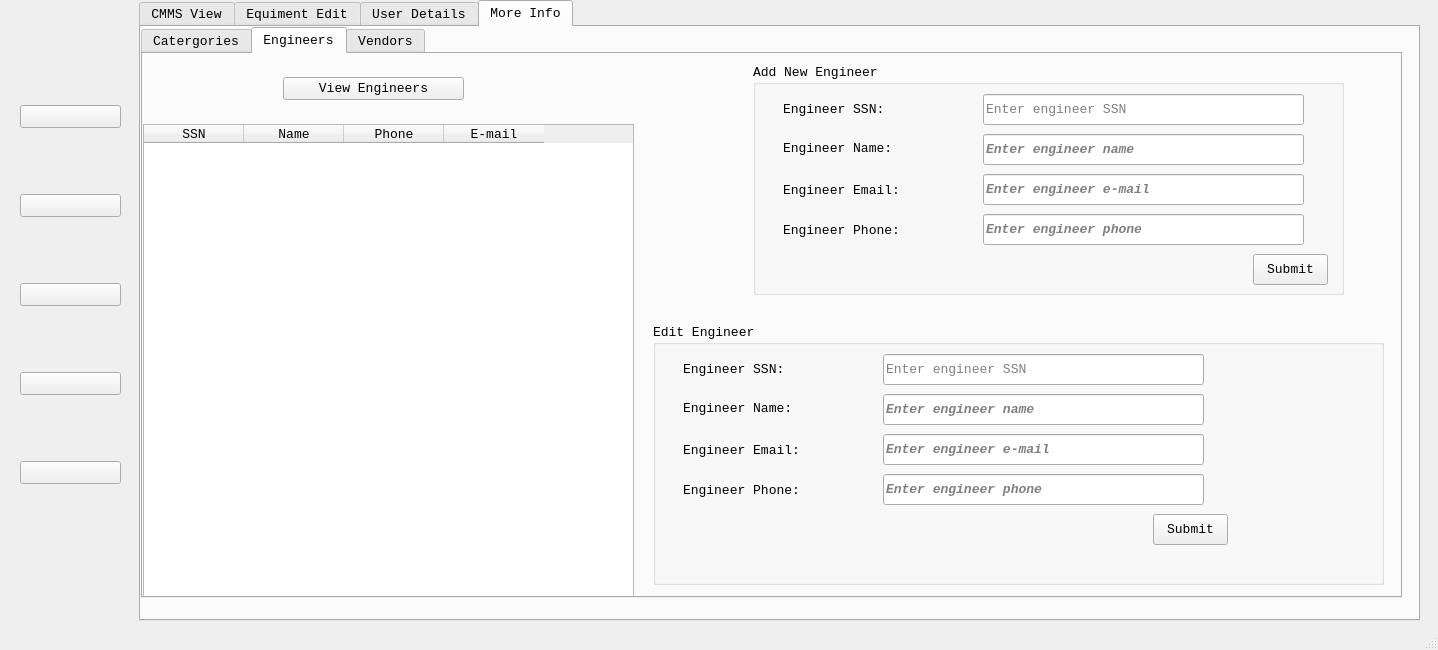
mostafa20223/Clinical_Project, file design.ui: the form before one commit.
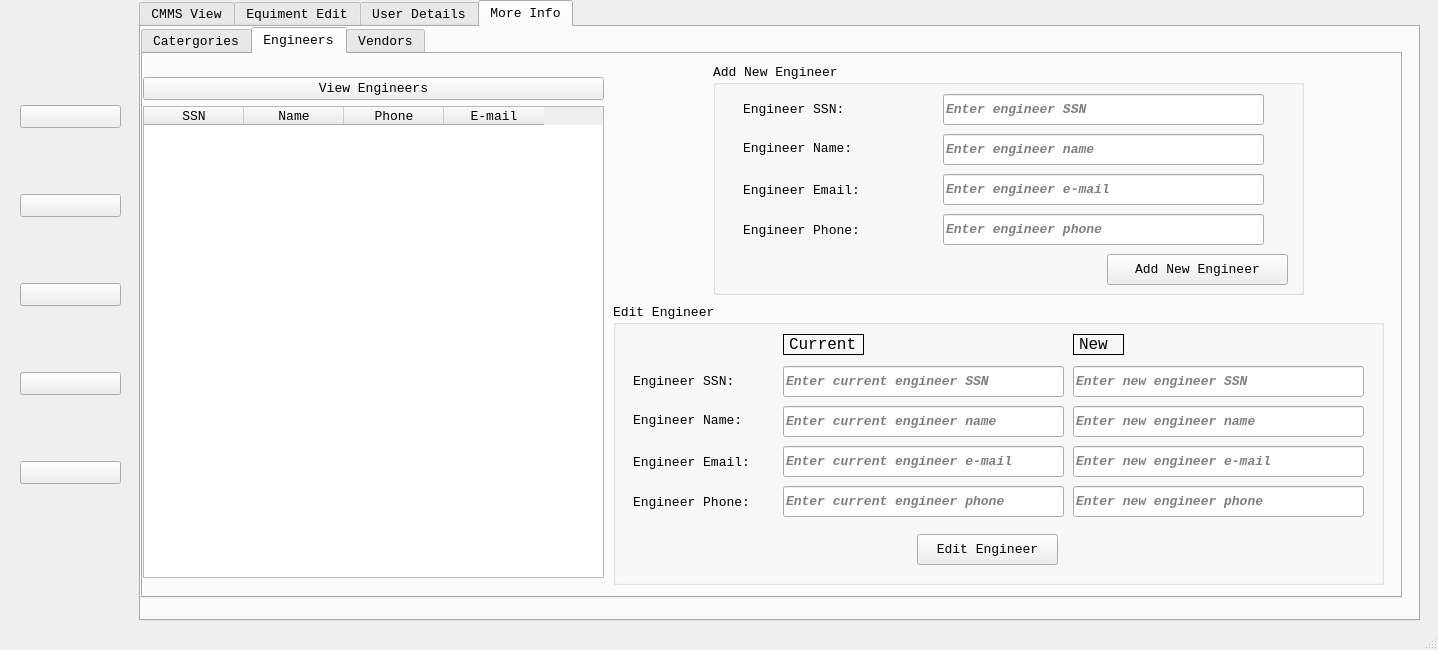
The form after the commit. The open tabs and pages were chosen to show the change. Icons and pictures are not drawn.

The edit to the form file:
```diff
--- a/design.ui
+++ b/design.ui
@@ -1494,69 +1494,10 @@
        <attribute name="title">
         <string>Engineers</string>
        </attribute>
-       <widget class="QTableWidget" name="eng_table">
-        <property name="geometry">
-         <rect>
-          <x>0</x>
-          <y>70</y>
-          <width>491</width>
-          <height>481</height>
-         </rect>
-        </property>
-        <property name="font">
-         <font>
-          <family>Courier New</family>
-          <pointsize>10</pointsize>
-          <weight>50</weight>
-          <italic>false</italic>
-          <bold>false</bold>
-         </font>
-        </property>
-        <column>
-         <property name="text">
-          <string>SSN</string>
-         </property>
-         <property name="font">
-          <font>
-           <family>Courier New</family>
-          </font>
-         </property>
-        </column>
-        <column>
-         <property name="text">
-          <string>Name</string>
-         </property>
-         <property name="font">
-          <font>
-           <family>Courier New</family>
-          </font>
-         </property>
-        </column>
-        <column>
-         <property name="text">
-          <string>Phone</string>
-         </property>
-         <property name="font">
-          <font>
-           <family>Courier New</family>
-          </font>
-         </property>
-        </column>
-        <column>
-         <property name="text">
-          <string>E-mail</string>
-         </property>
-         <property name="font">
-          <font>
-           <family>Courier New</family>
-          </font>
-         </property>
-        </column>
-       </widget>
        <widget class="QGroupBox" name="AddEngineer">
         <property name="geometry">
          <rect>
-          <x>610</x>
+          <x>570</x>
           <y>10</y>
           <width>591</width>
           <height>231</height>
@@ -1584,9 +1525,9 @@
           <font>
            <family>Courier New</family>
            <pointsize>10</pointsize>
-           <weight>50</weight>
-           <italic>false</italic>
-           <bold>false</bold>
+           <weight>75</weight>
+           <italic>true</italic>
+           <bold>true</bold>
           </font>
          </property>
          <property name="placeholderText">
@@ -1662,9 +1603,9 @@
         <widget class="QPushButton" name="add_eng_btn">
          <property name="geometry">
           <rect>
-           <x>500</x>
+           <x>394</x>
            <y>190</y>
-           <width>75</width>
+           <width>181</width>
            <height>31</height>
           </rect>
          </property>
@@ -1675,7 +1616,7 @@
           </font>
          </property>
          <property name="text">
-          <string>Submit</string>
+          <string>Add New Engineer</string>
          </property>
         </widget>
         <widget class="QLabel" name="EngSSN">
@@ -1731,26 +1672,13 @@
          </property>
         </widget>
        </widget>
-       <widget class="QPushButton" name="view_eng_btn">
+       <widget class="QGroupBox" name="EditEngineer">
         <property name="geometry">
          <rect>
-          <x>140</x>
-          <y>23</y>
-          <width>181</width>
-          <height>23</height>
-         </rect>
-        </property>
-        <property name="text">
-         <string>View Engineers</string>
-        </property>
-       </widget>
-       <widget class="QGroupBox" name="AddEngineer_2">
-        <property name="geometry">
-         <rect>
-          <x>510</x>
-          <y>270</y>
-          <width>731</width>
-          <height>261</height>
+          <x>470</x>
+          <y>250</y>
+          <width>771</width>
+          <height>281</height>
          </rect>
         </property>
         <property name="font">
@@ -1762,12 +1690,12 @@
         <property name="title">
          <string>Edit Engineer</string>
         </property>
-        <widget class="QLineEdit" name="eng_ssn_2">
+        <widget class="QLineEdit" name="eng_ssn0">
          <property name="geometry">
           <rect>
-           <x>230</x>
-           <y>30</y>
-           <width>321</width>
+           <x>170</x>
+           <y>62</y>
+           <width>281</width>
            <height>31</height>
           </rect>
          </property>
@@ -1775,21 +1703,21 @@
           <font>
            <family>Courier New</family>
            <pointsize>10</pointsize>
-           <weight>50</weight>
-           <italic>false</italic>
-           <bold>false</bold>
+           <weight>75</weight>
+           <italic>true</italic>
+           <bold>true</bold>
           </font>
          </property>
          <property name="placeholderText">
-          <string>Enter engineer SSN</string>
+          <string>Enter current engineer SSN</string>
          </property>
         </widget>
-        <widget class="QLineEdit" name="eng_name_2">
+        <widget class="QLineEdit" name="eng_name0">
          <property name="geometry">
           <rect>
-           <x>230</x>
-           <y>70</y>
-           <width>321</width>
+           <x>170</x>
+           <y>102</y>
+           <width>281</width>
            <height>31</height>
           </rect>
          </property>
@@ -1803,15 +1731,15 @@
           </font>
          </property>
          <property name="placeholderText">
-          <string>Enter engineer name</string>
+          <string>Enter current engineer name</string>
          </property>
         </widget>
-        <widget class="QLineEdit" name="eng_mail_2">
+        <widget class="QLineEdit" name="eng_mail0">
          <property name="geometry">
           <rect>
-           <x>230</x>
-           <y>110</y>
-           <width>321</width>
+           <x>170</x>
+           <y>142</y>
+           <width>281</width>
            <height>31</height>
           </rect>
          </property>
@@ -1825,15 +1753,15 @@
           </font>
          </property>
          <property name="placeholderText">
-          <string>Enter engineer e-mail</string>
+          <string>Enter current engineer e-mail</string>
          </property>
         </widget>
-        <widget class="QLineEdit" name="eng_phone_2">
+        <widget class="QLineEdit" name="eng_phone0">
          <property name="geometry">
           <rect>
-           <x>230</x>
-           <y>150</y>
-           <width>321</width>
+           <x>170</x>
+           <y>182</y>
+           <width>281</width>
            <height>31</height>
           </rect>
          </property>
@@ -1847,15 +1775,15 @@
           </font>
          </property>
          <property name="placeholderText">
-          <string>Enter engineer phone</string>
+          <string>Enter current engineer phone</string>
          </property>
         </widget>
-        <widget class="QPushButton" name="add_eng_btn_2">
+        <widget class="QPushButton" name="edit_eng_btn">
          <property name="geometry">
           <rect>
-           <x>500</x>
-           <y>190</y>
-           <width>75</width>
+           <x>304</x>
+           <y>230</y>
+           <width>141</width>
            <height>31</height>
           </rect>
          </property>
@@ -1866,14 +1794,14 @@
           </font>
          </property>
          <property name="text">
-          <string>Submit</string>
+          <string>Edit Engineer</string>
          </property>
         </widget>
         <widget class="QLabel" name="EngSSN_2">
          <property name="geometry">
           <rect>
-           <x>30</x>
-           <y>37</y>
+           <x>20</x>
+           <y>69</y>
            <width>121</width>
            <height>16</height>
           </rect>
@@ -1885,8 +1813,8 @@
         <widget class="QLabel" name="EngName_2">
          <property name="geometry">
           <rect>
-           <x>30</x>
-           <y>76</y>
+           <x>20</x>
+           <y>108</y>
            <width>121</width>
            <height>16</height>
           </rect>
@@ -1898,8 +1826,8 @@
         <widget class="QLabel" name="EngEmail_2">
          <property name="geometry">
           <rect>
-           <x>30</x>
-           <y>118</y>
+           <x>20</x>
+           <y>150</y>
            <width>131</width>
            <height>16</height>
           </rect>
@@ -1911,8 +1839,8 @@
         <widget class="QLabel" name="EngPhone_2">
          <property name="geometry">
           <rect>
-           <x>30</x>
-           <y>158</y>
+           <x>20</x>
+           <y>190</y>
            <width>131</width>
            <height>16</height>
           </rect>
@@ -1921,6 +1849,211 @@
           <string>Engineer Phone:</string>
          </property>
         </widget>
+        <widget class="QLineEdit" name="eng_ssn1">
+         <property name="geometry">
+          <rect>
+           <x>460</x>
+           <y>62</y>
+           <width>291</width>
+           <height>31</height>
+          </rect>
+         </property>
+         <property name="font">
+          <font>
+           <family>Courier New</family>
+           <pointsize>10</pointsize>
+           <weight>75</weight>
+           <italic>true</italic>
+           <bold>true</bold>
+          </font>
+         </property>
+         <property name="placeholderText">
+          <string>Enter new engineer SSN</string>
+         </property>
+        </widget>
+        <widget class="QLineEdit" name="eng_mail1">
+         <property name="geometry">
+          <rect>
+           <x>460</x>
+           <y>142</y>
+           <width>291</width>
+           <height>31</height>
+          </rect>
+         </property>
+         <property name="font">
+          <font>
+           <family>Courier New</family>
+           <pointsize>10</pointsize>
+           <weight>75</weight>
+           <italic>true</italic>
+           <bold>true</bold>
+          </font>
+         </property>
+         <property name="placeholderText">
+          <string>Enter new engineer e-mail</string>
+         </property>
+        </widget>
+        <widget class="QLineEdit" name="eng_phone1">
+         <property name="geometry">
+          <rect>
+           <x>460</x>
+           <y>182</y>
+           <width>291</width>
+           <height>31</height>
+          </rect>
+         </property>
+         <property name="font">
+          <font>
+           <family>Courier New</family>
+           <pointsize>10</pointsize>
+           <weight>75</weight>
+           <italic>true</italic>
+           <bold>true</bold>
+          </font>
+         </property>
+         <property name="placeholderText">
+          <string>Enter new engineer phone</string>
+         </property>
+        </widget>
+        <widget class="QLineEdit" name="eng_name1">
+         <property name="geometry">
+          <rect>
+           <x>460</x>
+           <y>102</y>
+           <width>291</width>
+           <height>31</height>
+          </rect>
+         </property>
+         <property name="font">
+          <font>
+           <family>Courier New</family>
+           <pointsize>10</pointsize>
+           <weight>75</weight>
+           <italic>true</italic>
+           <bold>true</bold>
+          </font>
+         </property>
+         <property name="placeholderText">
+          <string>Enter new engineer name</string>
+         </property>
+        </widget>
+        <widget class="QLabel" name="CurrentEng">
+         <property name="geometry">
+          <rect>
+           <x>170</x>
+           <y>30</y>
+           <width>81</width>
+           <height>21</height>
+          </rect>
+         </property>
+         <property name="font">
+          <font>
+           <pointsize>12</pointsize>
+          </font>
+         </property>
+         <property name="frameShape">
+          <enum>QFrame::Box</enum>
+         </property>
+         <property name="frameShadow">
+          <enum>QFrame::Plain</enum>
+         </property>
+         <property name="text">
+          <string>Current</string>
+         </property>
+        </widget>
+        <widget class="QLabel" name="NewEng">
+         <property name="geometry">
+          <rect>
+           <x>460</x>
+           <y>30</y>
+           <width>51</width>
+           <height>21</height>
+          </rect>
+         </property>
+         <property name="font">
+          <font>
+           <pointsize>12</pointsize>
+          </font>
+         </property>
+         <property name="frameShape">
+          <enum>QFrame::Box</enum>
+         </property>
+         <property name="text">
+          <string>New</string>
+         </property>
+        </widget>
+       </widget>
+       <widget class="QWidget" name="">
+        <property name="geometry">
+         <rect>
+          <x>0</x>
+          <y>23</y>
+          <width>461</width>
+          <height>501</height>
+         </rect>
+        </property>
+        <layout class="QGridLayout" name="gridLayout_8">
+         <item row="0" column="0">
+          <widget class="QPushButton" name="view_eng_btn">
+           <property name="text">
+            <string>View Engineers</string>
+           </property>
+          </widget>
+         </item>
+         <item row="1" column="0">
+          <widget class="QTableWidget" name="eng_table">
+           <property name="font">
+            <font>
+             <family>Courier New</family>
+             <pointsize>10</pointsize>
+             <weight>50</weight>
+             <italic>false</italic>
+             <bold>false</bold>
+            </font>
+           </property>
+           <column>
+            <property name="text">
+             <string>SSN</string>
+            </property>
+            <property name="font">
+             <font>
+              <family>Courier New</family>
+             </font>
+            </property>
+           </column>
+           <column>
+            <property name="text">
+             <string>Name</string>
+            </property>
+            <property name="font">
+             <font>
+              <family>Courier New</family>
+             </font>
+            </property>
+           </column>
+           <column>
+            <property name="text">
+             <string>Phone</string>
+            </property>
+            <property name="font">
+             <font>
+              <family>Courier New</family>
+             </font>
+            </property>
+           </column>
+           <column>
+            <property name="text">
+             <string>E-mail</string>
+            </property>
+            <property name="font">
+             <font>
+              <family>Courier New</family>
+             </font>
+            </property>
+           </column>
+          </widget>
+         </item>
+        </layout>
        </widget>
       </widget>
       <widget class="QWidget" name="tab_9">
```
Left out of the diff: 249 changed lines with no effect on the pictures.
